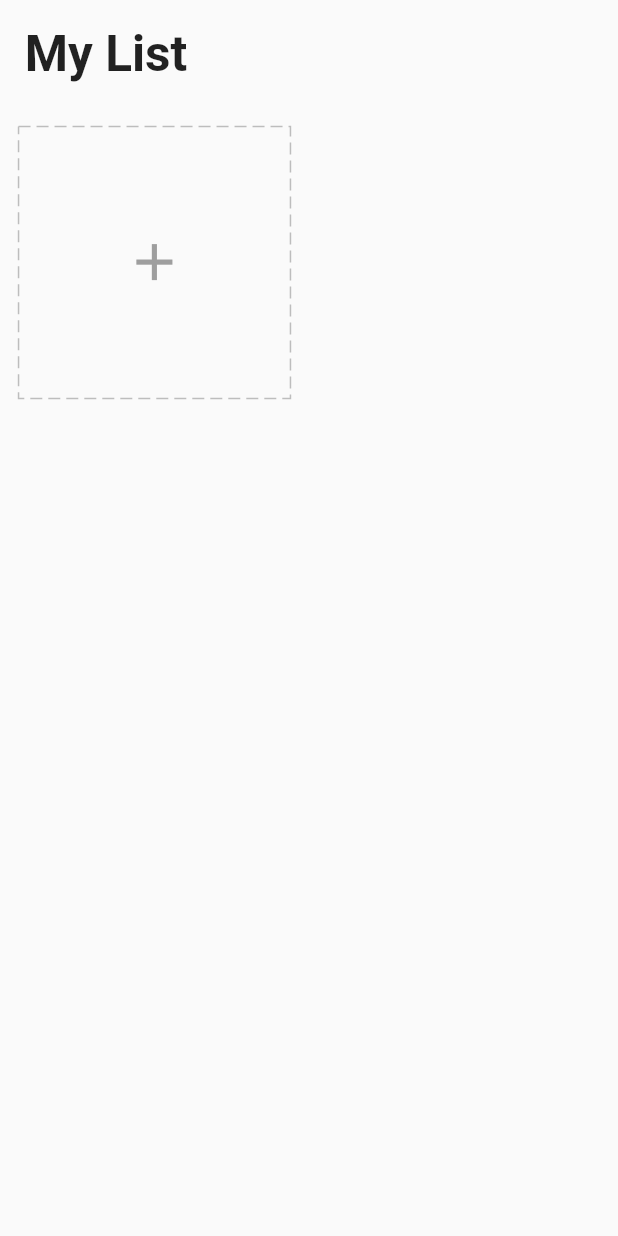
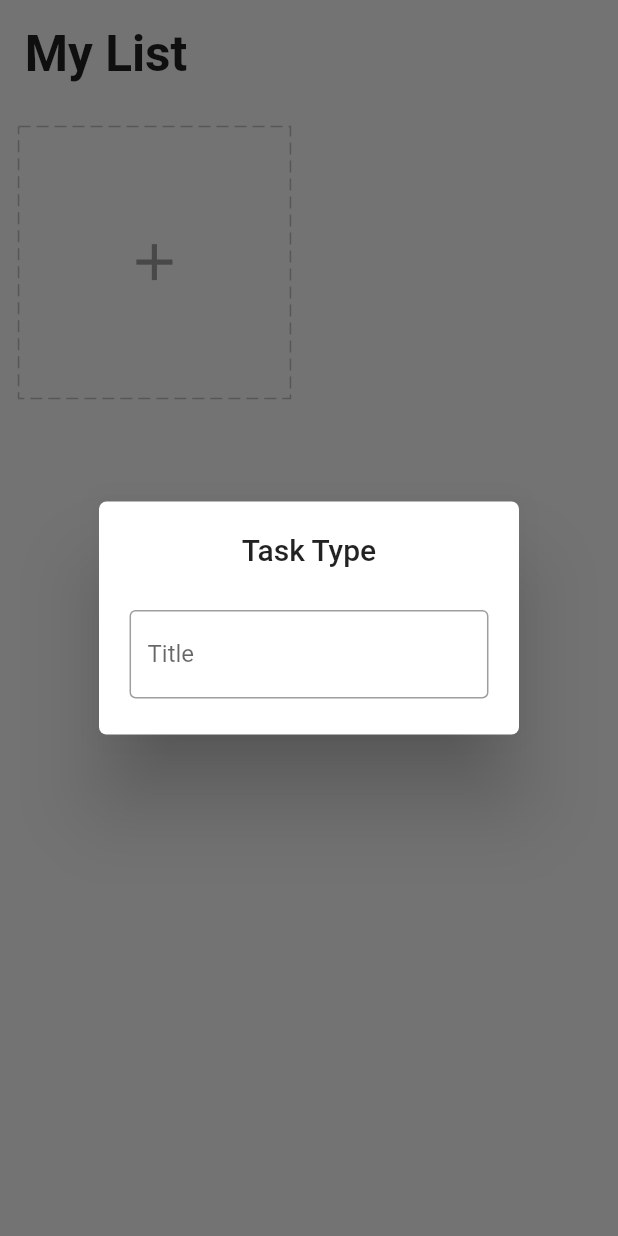
Before and after one commit to suryapradipta/to_do_list, a Flutter app: the screen it shows after launch, after a tap on the "add" icon, on a phone screen of 412 x 824 dp. Run offline on Flutter 3.47's test engine with Material 2 defaults, Android fonts, the phone set to English and light mode, and no system bars; drawn by our look-alikes of dotted_border; our stand-ins replace equatable, flutter_easyloading, get, get_storage.

Commit message:
text form field stye and validator

```diff
--- a/lib/app/modules/home/controller.dart
+++ b/lib/app/modules/home/controller.dart
@@ -1,3 +1,4 @@
+import 'package:flutter/cupertino.dart';
 import 'package:get/get.dart';
 import 'package:to_do_list/app/data/models/task.dart';
 import 'package:to_do_list/app/data/service/storage/repository.dart';
@@ -7,6 +8,13 @@ class HomeController extends GetxController {
   TaskRepository taskRepository;
 
   HomeController({required this.taskRepository});
+
+  /*
+  * Dialog Form need a key so need to create on controller*/
+  final formKey = GlobalKey<FormState>();
+  final editController = TextEditingController();
+
+
 
   // start
   /*
@@ -27,4 +35,5 @@ class HomeController extends GetxController {
   void onClose() {
     super.onClose();
   }
+
 }
--- a/lib/app/modules/home/view.dart
+++ b/lib/app/modules/home/view.dart
@@ -24,7 +24,7 @@ class HomePage extends GetView<HomeController> {
             crossAxisCount: 2,
             shrinkWrap: true,
             physics: ClampingScrollPhysics(),
-            children: [AddCard( )],
+            children: [AddCard()],
           ),
         ],
       )),
--- a/lib/app/modules/home/widgets/add_card.dart
+++ b/lib/app/modules/home/widgets/add_card.dart
@@ -20,7 +20,35 @@ class AddCard extends StatelessWidget {
       margin: EdgeInsets.all(3.0.wp),
       // inkwell allows when clicked there will be animation
       child: InkWell(
-        onTap: () {},
+        onTap: () async {
+          await Get.defaultDialog(
+            titlePadding: EdgeInsets.symmetric(vertical: 5.0.wp),
+            radius: 5,
+            title: 'Task Type',
+            content: Form(
+              key: homeController.formKey,
+              child: Column(
+                children: [
+                  Padding(
+                    padding: EdgeInsets.symmetric(horizontal: 3.0.wp),
+                    child: TextFormField(
+                      controller: homeController.editController,
+                      decoration: InputDecoration(
+                          border: OutlineInputBorder(), labelText: 'Title'),
+                      validator: (value) {
+                        if (value == null || value.trim().isEmpty) {
+                          return "Please enter your task title";
+                        }
+                        return null;
+                      },
+                    ),
+                  ),
+
+                ],
+              ),
+            ),
+          );
+        },
         child: DottedBorder(
             color: Colors.grey[400]!,
             dashPattern: [8, 4],
```
